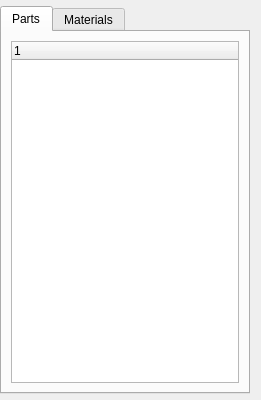
Above: Application/qInputListWidget.ui from Sprunth/RGG before the change. Below: the same form after it.
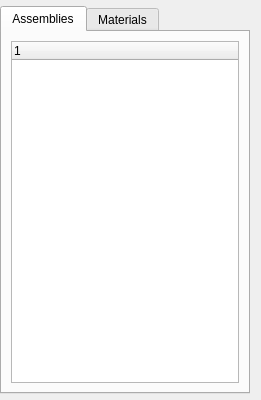
That is the form after the change.

The edit to the form file:
```diff
--- a/Application/qInputListWidget.ui
+++ b/Application/qInputListWidget.ui
@@ -30,7 +30,7 @@
      </property>
      <widget class="QWidget" name="tabParts">
       <attribute name="title">
-       <string>Parts</string>
+       <string>Assemblies</string>
       </attribute>
       <layout class="QGridLayout" name="gridLayout">
        <item row="0" column="0" colspan="2">
```
